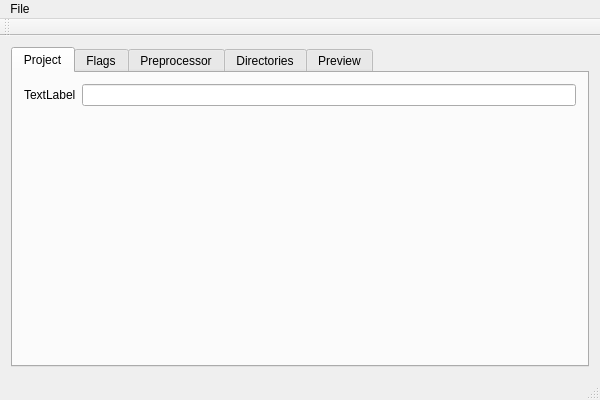
Before: the Qt Designer form CMakeWidzard2/CMakeWidzard2.ui in 8BitsCoding/CMakeWidzard2, drawn with Qt 5.
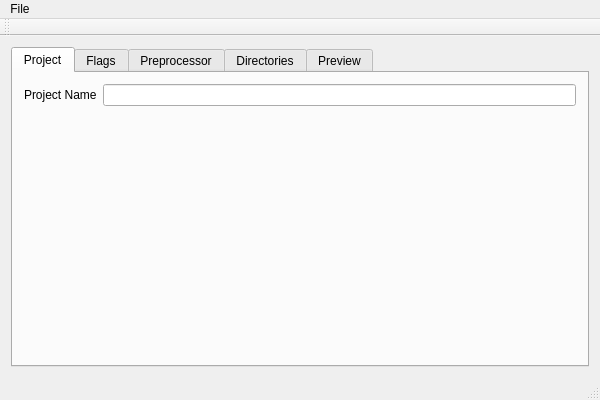
After: the same form once the commit is applied. The open tabs and pages were chosen to show the change. Icons and pictures are not drawn.

What changed in the file:
```diff
--- a/CMakeWidzard2/CMakeWidzard2.ui
+++ b/CMakeWidzard2/CMakeWidzard2.ui
@@ -30,7 +30,7 @@
           <item>
            <widget class="QLabel" name="label">
             <property name="text">
-             <string>TextLabel</string>
+             <string>Project Name</string>
             </property>
            </widget>
           </item>
```
Left out of the diff: 12 changed lines with no effect on the pictures.
